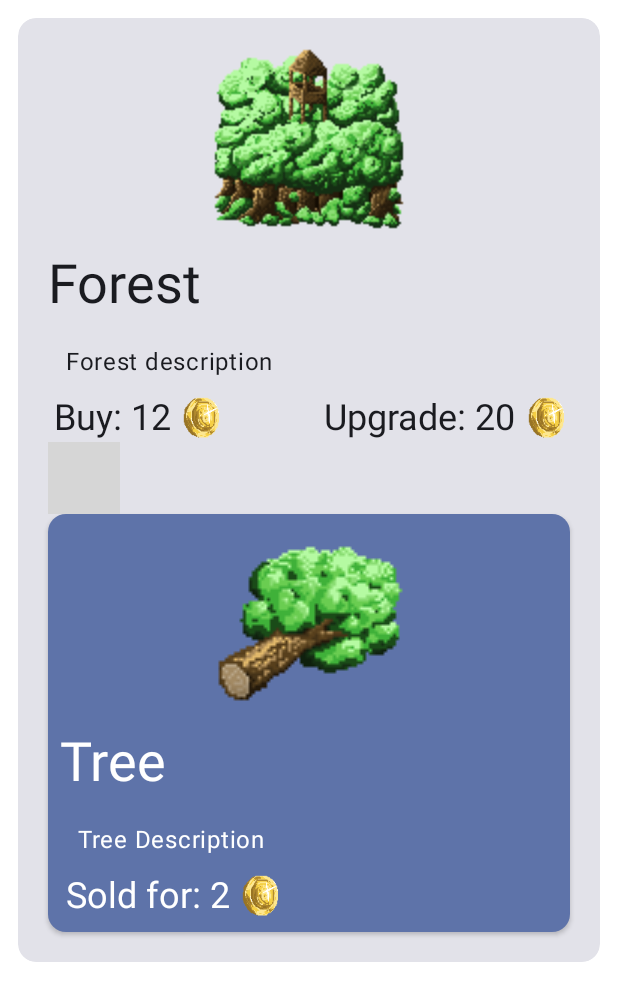
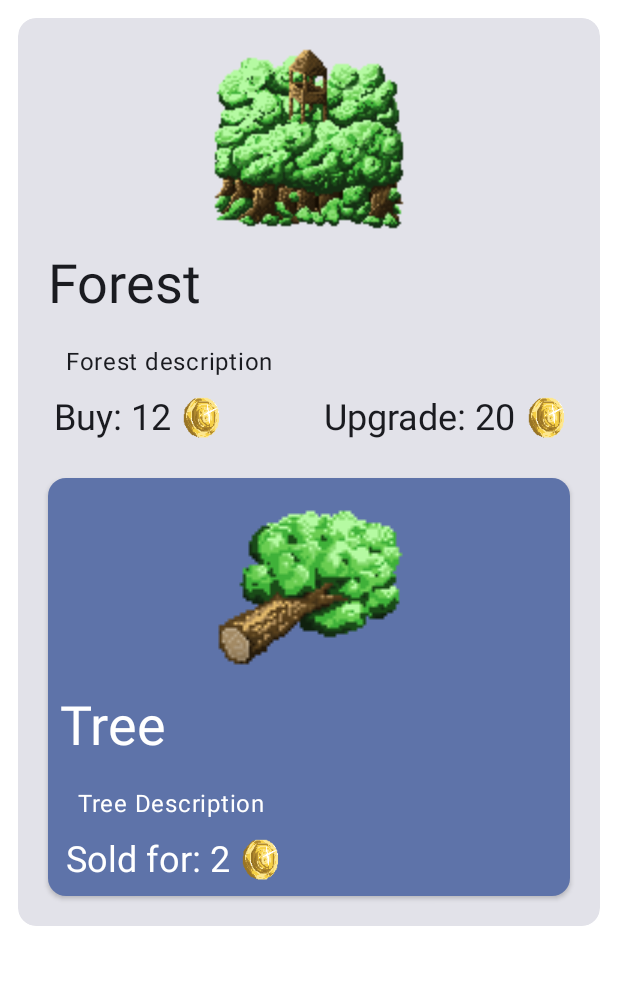
Before and after one commit to Angelosz/practice_MyCityApp, an Android app built with Jetpack Compose: the @Preview function DetailsCardPreview, on a phone screen of 412 x 824 dp. Shown: the top 1001 px of the screen. Run offline under Robolectric (Android 15) with nearby library versions, the phone set to English and light mode, and no system bars; grey boxes are pictures that could not be loaded.

Commit message:
Adds new padding_xlarge dimension

```diff
--- a/app/src/main/res/values/dimens.xml
+++ b/app/src/main/res/values/dimens.xml
@@ -3,6 +3,7 @@
     <dimen name="padding_small">4.dp</dimen>
     <dimen name="padding_medium">8.dp</dimen>
     <dimen name="padding_large">12.dp</dimen>
+    <dimen name="padding_xlarge">24.dp</dimen>
     <dimen name="card_item_image_small">32.dp</dimen>
     <dimen name="card_item_image_medium">64.dp</dimen>
     <dimen name="card_item_image_large">128.dp</dimen>
```
